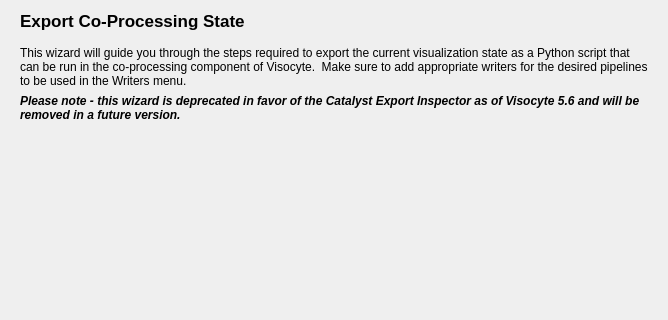
satya-arjunan/visocyteold, file Qt/Components/Resources/UI/pqExportStateWizard.ui: the form before one commit; both pictures show x 0 to 668 and y 0 to 320 of the 668 by 908 pixel window.
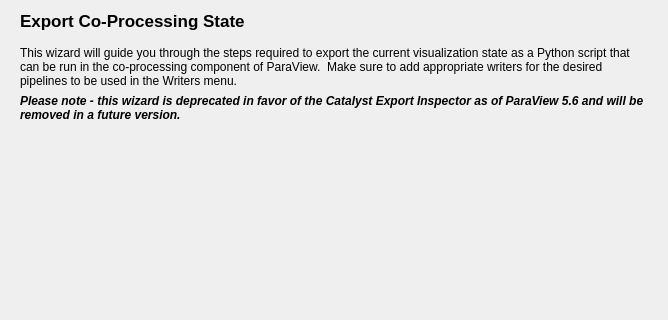
The form after the commit. Custom widgets are drawn as their Qt base class.

Diff of the .ui file:
```diff
--- a/Qt/Components/Resources/UI/pqExportStateWizard.ui
+++ b/Qt/Components/Resources/UI/pqExportStateWizard.ui
@@ -30,7 +30,7 @@
     <item row="0" column="0">
      <widget class="QLabel" name="label">
       <property name="text">
-       <string>This wizard will guide you through the steps required to export the current visualization state as a Python script that can be run in the co-processing component of Visocyte.  Make sure to add appropriate writers for the desired pipelines to be used in the Writers menu.</string>
+       <string>This wizard will guide you through the steps required to export the current visualization state as a Python script that can be run in the co-processing component of ParaView.  Make sure to add appropriate writers for the desired pipelines to be used in the Writers menu.</string>
       </property>
       <property name="alignment">
        <set>Qt::AlignLeading|Qt::AlignLeft|Qt::AlignTop</set>
@@ -63,7 +63,7 @@
        </font>
       </property>
       <property name="text">
-       <string>Please note - this wizard is deprecated in favor of the Catalyst Export Inspector as of Visocyte 5.6 and will be removed in a future version.</string>
+       <string>Please note - this wizard is deprecated in favor of the Catalyst Export Inspector as of ParaView 5.6 and will be removed in a future version.</string>
       </property>
       <property name="wordWrap">
        <bool>true</bool>
```
